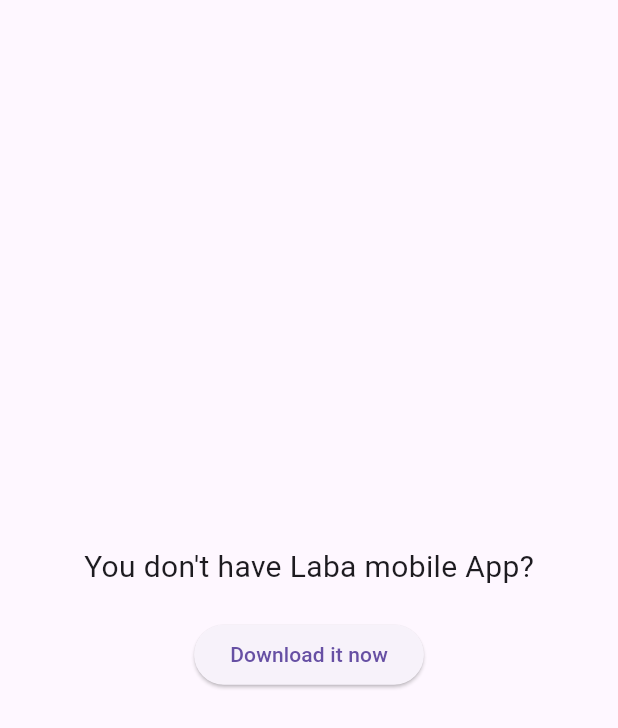
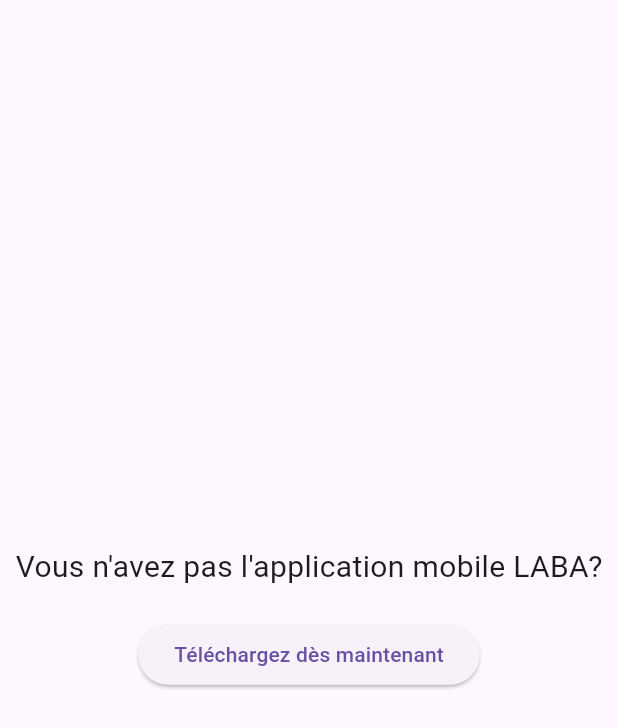
Before and after one commit to Infoshabirkhan/laba_web, a Flutter app: the screen it shows after launch, on a phone screen of 412 x 824 dp. Shown: the top 728 px of the screen. Run offline on Flutter 3.47's test engine with Material 3 defaults, Android fonts, the phone set to English and light mode, and no system bars; our stand-ins replace bloc, cloud_firestore, firebase_core, flutter_bloc, flutter_screenutil, fluttertoast and 1 more; accounts and stored records are empty; statements that could not run were skipped.

Commit message:
minor changes

```diff
--- a/lib/main.dart
+++ b/lib/main.dart
@@ -30,7 +30,7 @@
         child: MaterialApp(
           debugShowCheckedModeBanner: false,
 
-          title: 'Flutter Demo',
+          title: 'Laba Web',
           theme: ThemeData(
             primarySwatch: Colors.blue,
           ),
--- a/lib/view/screen/download_app_screen.dart
+++ b/lib/view/screen/download_app_screen.dart
@@ -14,12 +14,16 @@
           mainAxisSize: MainAxisSize.min,
           children: [
 
-            Text("You don't have Laba mobile App?",style: TextStyle(
+            // Text("You don't have Laba mobile App?",style: TextStyle(
+            //   fontSize: 20.sp
+            // ),),
+            Text("Vous n'avez pas l'application mobile LABA?",style: TextStyle(
               fontSize: 20.sp
             ),),
 
             SizedBox(height: 20.sp,),
-            ElevatedButton(onPressed: (){}, child: Text('Download it now'))
+            // ElevatedButton(onPressed: (){}, child: Text('Download it now'))
+            ElevatedButton(onPressed: (){}, child: Text('Téléchargez dès maintenant'))
           ],
         ),
       ),
```
